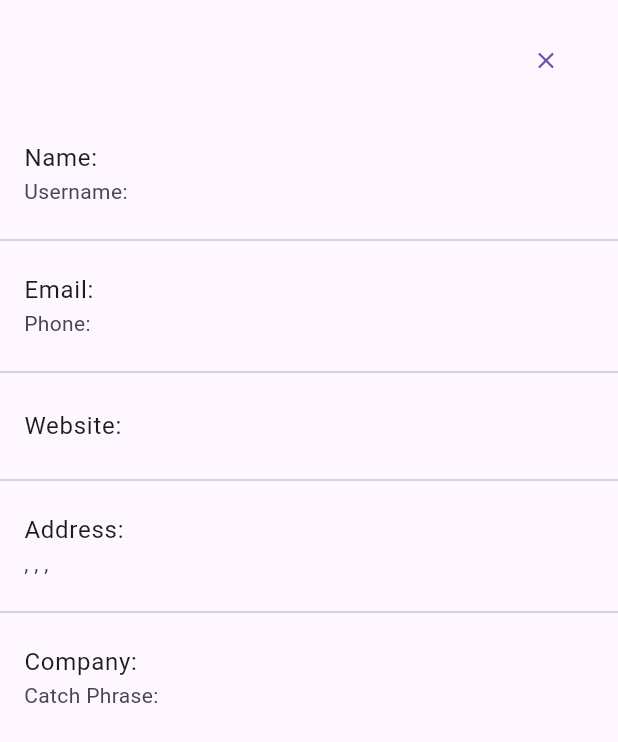
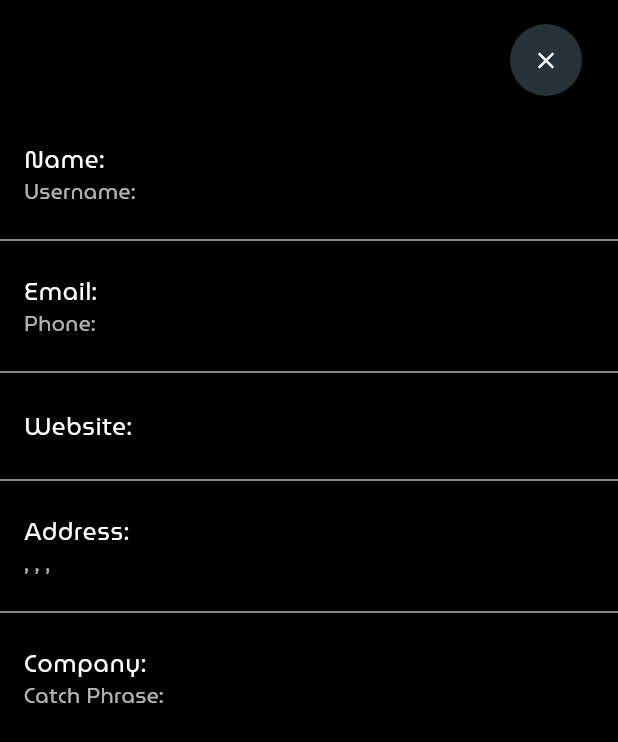
Before and after one commit to StepanFriedl/homework, a Flutter app: the DetailScreen screen opened directly with empty values, on a phone screen of 412 x 824 dp. Shown: the top 742 px of the screen. Run offline on Flutter 3.47's test engine with Material 3 defaults, Android fonts, the phone set to English and light mode, and no system bars; our stand-ins replace shared_preferences; accounts and stored records are empty; network calls fail.

Commit message:
Polishing colors, paddings, adding few fonts and seting up a default font for the project.

```diff
--- a/lib/main.dart
+++ b/lib/main.dart
@@ -6,4 +6,8 @@ void main() => runApp(MaterialApp(
   routes: {
     "/users_list": (context) => UsersList(),
   },
+  theme: ThemeData(
+    primarySwatch: Colors.blue,
+    fontFamily: "MuseoModerno",
+  ),
 ));
--- a/lib/screens/detail_screen.dart
+++ b/lib/screens/detail_screen.dart
@@ -9,47 +9,81 @@ class DetailScreen extends StatelessWidget {
   @override
   Widget build(BuildContext context) {
     return Scaffold(
+      backgroundColor: Colors.black, // Set black background color
       body: Column(
         crossAxisAlignment: CrossAxisAlignment.start,
         children: [
+          // Row with close button
           Padding(
             padding: const EdgeInsets.all(16.0),
             child: Row(
               mainAxisAlignment: MainAxisAlignment.end,
               children: [
-                TextButton(
-                  onPressed: () {
-                    Navigator.pop(context);
-                  },
-                  child: Icon(Icons.close),
+                Container(
+                  decoration: BoxDecoration(
+                    shape: BoxShape.circle,
+                    color: Color(0xFF263238),
+                  ),
+                  child: TextButton(
+                    onPressed: () {
+                      Navigator.pop(context); // Navigate back when close button is pressed
+                    },
+                    child: Icon(Icons.close, color: Colors.white),
+                  ),
                 ),
               ],
             ),
           ),
+          // User information displayed using ListTiles and Dividers
           ListTile(
-            title: Text('Name: ${user.name}'),
-            subtitle: Text('Username: ${user.username}'),
+            title: Text(
+              'Name: ${user.name}',
+              style: TextStyle(color: Colors.white),
+            ),
+            subtitle: Text(
+              'Username: ${user.username}',
+              style: TextStyle(color: Colors.white70),
+            ),
           ),
-          Divider(),
+          Divider(color: Colors.white70), // Divider after the first ListTile
           ListTile(
-            title: Text('Email: ${user.email}'),
-            subtitle: Text('Phone: ${user.phone}'),
+            title: Text(
+              'Email: ${user.email}',
+              style: TextStyle(color: Colors.white),
+            ),
+            subtitle: Text(
+              'Phone: ${user.phone}',
+              style: TextStyle(color: Colors.white70),
+            ),
           ),
-          Divider(),
+          Divider(color: Colors.white70), // Divider after the second ListTile
           ListTile(
-            title: Text('Website: ${user.website}'),
+            title: Text(
+              'Website: ${user.website}',
+              style: TextStyle(color: Colors.white),
+            ),
           ),
-          Divider(),
+          Divider(color: Colors.white70), // Divider after the third ListTile
           ListTile(
-            title: Text('Address:'),
+            title: Text(
+              'Address:',
+              style: TextStyle(color: Colors.white),
+            ),
             subtitle: Text(
-                '${user.address.street}, ${user.address.suite}, ${user.address
-                    .city}, ${user.address.zipcode}'),
+              '${user.address.street}, ${user.address.suite}, ${user.address.city}, ${user.address.zipcode}',
+              style: TextStyle(color: Colors.white70),
+            ),
           ),
-          Divider(),
+          Divider(color: Colors.white70), // Divider after the address ListTile
           ListTile(
-            title: Text('Company: ${user.company.name}'),
-            subtitle: Text('Catch Phrase: ${user.company.catchPhrase}'),
+            title: Text(
+              'Company: ${user.company.name}',
+              style: TextStyle(color: Colors.white),
+            ),
+            subtitle: Text(
+              'Catch Phrase: ${user.company.catchPhrase}',
+              style: TextStyle(color: Colors.white70),
+            ),
           ),
         ],
       ),
```
Also changed, not shown: lib/screens/users_list.dart (+41 -12 lines), lib/widgets/sort_buttons.dart (+25 -6 lines), pubspec.yaml (+12 -11 lines), fonts/MuseoModerno-Regular.ttf (added), fonts/Poppins-Regular.ttf (added), 1 other file.
